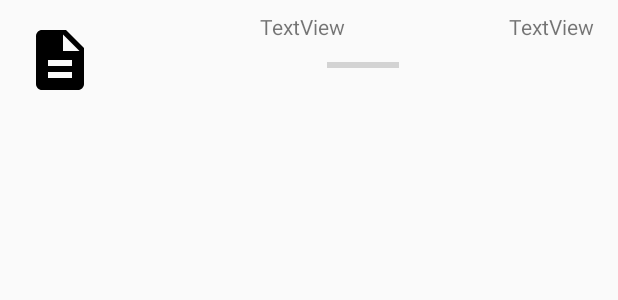
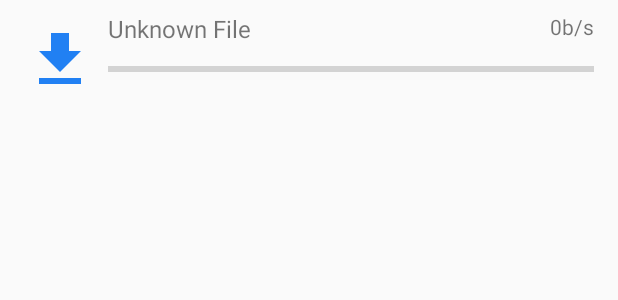
Before and after one commit to snow-yuki/FtpDroid, an Android app: the layout transfer_item.xml on its own in the app's theme, with its tools: preview values and no code run, on a phone screen of 412 x 824 dp. Shown: the top 300 px of the screen. Run offline under Robolectric (Android 15) with nearby library versions, the phone set to English and light mode, and no system bars; network calls fail.

Commit message:
传输列表

```diff
--- a/FtpDroid/app/src/main/java/simple/ftpdroid/Global.kt
+++ b/FtpDroid/app/src/main/java/simple/ftpdroid/Global.kt
@@ -10,6 +10,5 @@ object Global {
 
     var ftp : FTP? = null
 
-    val downloadList : MutableList<DownloadInfo> = mutableListOf()
-    val uploadList : MutableList<UploadInfo> = mutableListOf()
+    val transferList : MutableList<TransferBean> = mutableListOf()
 }
--- /dev/null
+++ b/FtpDroid/app/src/main/res/drawable-anydpi/ic_file_download.xml
@@ -0,0 +1,9 @@
+<vector xmlns:android="http://schemas.android.com/apk/res/android"
+        android:width="24dp"
+        android:height="24dp"
+        android:viewportWidth="24.0"
+        android:viewportHeight="24.0">
+    <path
+        android:fillColor="#FF000000"
+        android:pathData="M19,9h-4V3H9v6H5l7,7 7,-7zM5,18v2h14v-2H5z"/>
+</vector>
--- a/FtpDroid/app/src/main/res/layout/transfer_item.xml
+++ b/FtpDroid/app/src/main/res/layout/transfer_item.xml
@@ -7,36 +7,41 @@
     android:layout_height="wrap_content">
 
     <ImageView
-        android:id="@+id/imageView2"
+        android:id="@+id/transferTypeImage"
         android:layout_width="48dp"
         android:layout_height="48dp"
         android:layout_marginStart="16dp"
         android:layout_marginTop="16dp"
         android:layout_marginBottom="16dp"
+        android:tint="@color/blue"
         app:layout_constraintBottom_toBottomOf="parent"
         app:layout_constraintStart_toStartOf="parent"
         app:layout_constraintTop_toTopOf="parent"
-        app:srcCompat="@drawable/ic_description" />
+        app:srcCompat="@drawable/ic_file_download" />
 
     <TextView
         android:id="@+id/transferItemNameTextView"
-        android:layout_width="wrap_content"
+        android:layout_width="0dp"
         android:layout_height="wrap_content"
+        android:layout_marginStart="8dp"
         android:layout_marginTop="8dp"
-        android:text="TextView"
+        android:layout_marginEnd="8dp"
+        android:textSize="16sp"
+        android:text="Unknown File"
         app:layout_constraintEnd_toStartOf="@+id/ratioTextView"
-        app:layout_constraintStart_toEndOf="@+id/imageView2"
+        app:layout_constraintStart_toEndOf="@+id/transferTypeImage"
         app:layout_constraintTop_toTopOf="parent" />
 
     <ProgressBar
         android:id="@+id/progressBar"
         style="?android:attr/progressBarStyleHorizontal"
-        android:layout_width="wrap_content"
+        android:layout_width="0dp"
         android:layout_height="wrap_content"
         android:layout_marginStart="8dp"
         android:layout_marginTop="8dp"
+        android:layout_marginEnd="16dp"
         app:layout_constraintEnd_toEndOf="parent"
-        app:layout_constraintStart_toEndOf="@+id/imageView2"
+        app:layout_constraintStart_toEndOf="@+id/transferTypeImage"
         app:layout_constraintTop_toBottomOf="@+id/transferItemNameTextView" />
 
     <TextView
@@ -45,7 +50,8 @@
         android:layout_height="wrap_content"
         android:layout_marginTop="8dp"
         android:layout_marginEnd="16dp"
-        android:text="TextView"
+        android:textSize="14sp"
+        android:text="0b/s"
         app:layout_constraintEnd_toEndOf="parent"
         app:layout_constraintTop_toTopOf="parent" />
 </android.support.constraint.ConstraintLayout>
```
Also changed, not shown: FtpDroid/app/src/main/java/simple/ftpdroid/DownloadInfo.kt (deleted, +0 -7 lines), FtpDroid/app/src/main/java/simple/ftpdroid/TransferActivity.kt (+5 -3 lines), FtpDroid/app/src/main/java/simple/ftpdroid/TransferBean.kt (added, +12 -0 lines), FtpDroid/app/src/main/java/simple/ftpdroid/TransferListAdapter.kt (+26 -2 lines), FtpDroid/app/src/main/java/simple/ftpdroid/TransferService.kt (+16 -23 lines), FtpDroid/app/src/main/java/simple/ftpdroid/UploadInfo.kt (deleted, +0 -8 lines), FtpDroid/app/src/main/res/drawable-anydpi/ic_file_upload.xml (added, +9 -0 lines).
